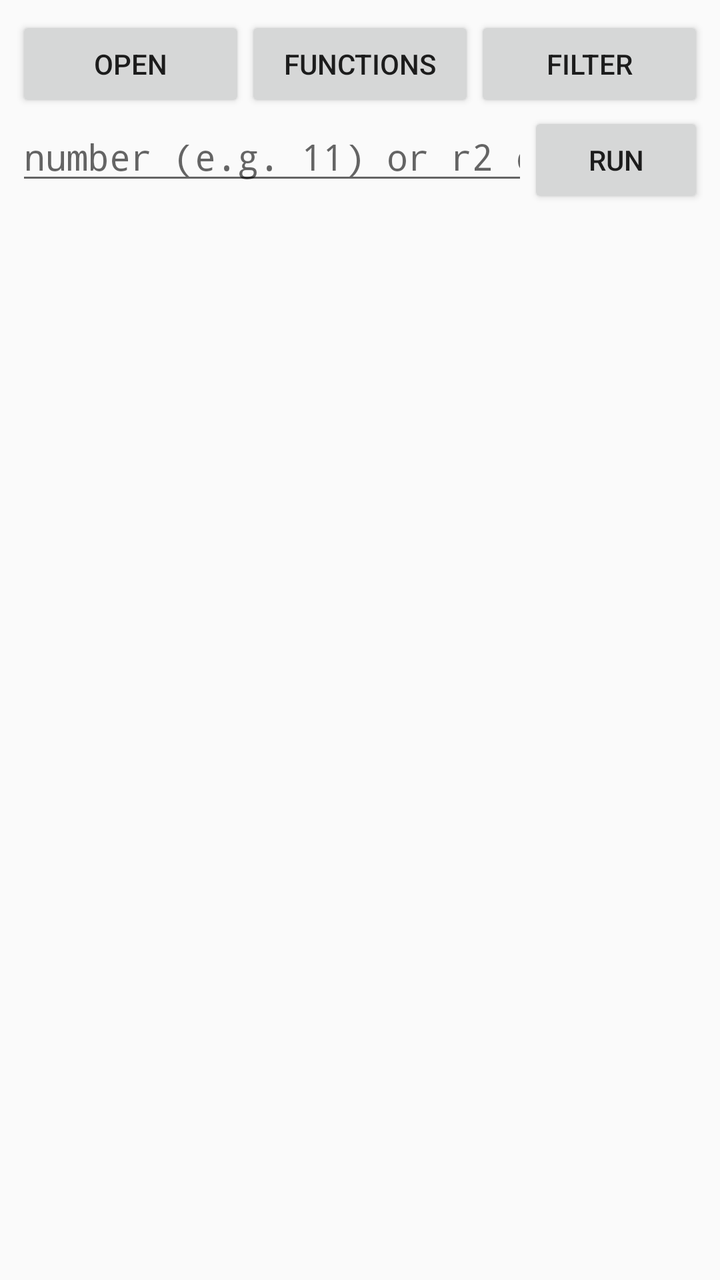
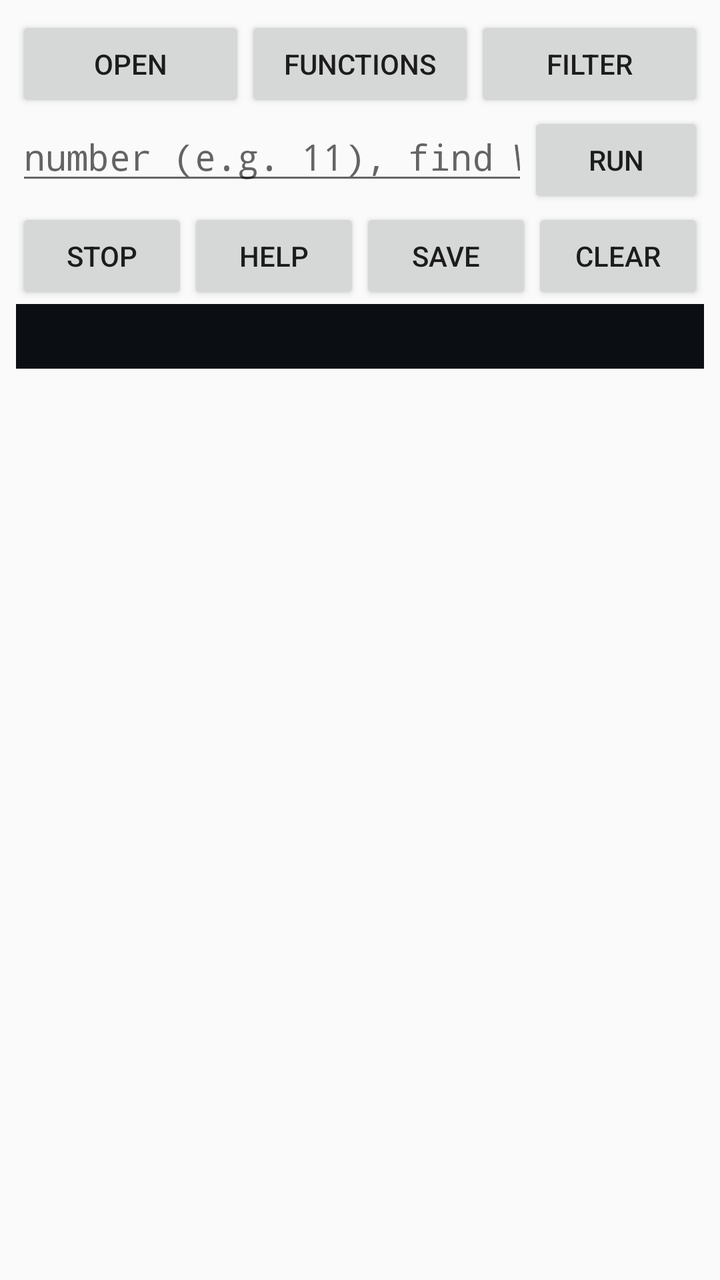

Two renders of the same Android screen: before a commit and after it. Below are the layout's source before the change and the commit's diff.
<!-- AndroidManifest.xml: application theme android:Theme.Material.Light.NoActionBar -->
<!-- res/layout/activity_main.xml -->
<?xml version="1.0" encoding="utf-8"?>
<LinearLayout xmlns:android="http://schemas.android.com/apk/res/android"
    android:layout_width="match_parent"
    android:layout_height="match_parent"
    android:orientation="vertical"
    android:padding="8dp">

    <LinearLayout
        android:layout_width="match_parent"
        android:layout_height="wrap_content"
        android:orientation="horizontal">

        <Button
            android:id="@+id/openButton"
            android:layout_width="0dp"
            android:layout_height="wrap_content"
            android:layout_weight="1"
            android:text="Open" />

        <Button
            android:id="@+id/functionsButton"
            android:layout_width="0dp"
            android:layout_height="wrap_content"
            android:layout_weight="1"
            android:text="Functions" />

        <Button
            android:id="@+id/filterButton"
            android:layout_width="0dp"
            android:layout_height="wrap_content"
            android:layout_weight="1"
            android:text="Filter" />
    </LinearLayout>

    <LinearLayout
        android:layout_width="match_parent"
        android:layout_height="wrap_content"
        android:orientation="horizontal">

        <EditText
            android:id="@+id/cmdInput"
            android:layout_width="0dp"
            android:layout_height="wrap_content"
            android:layout_weight="1"
            android:hint="number (e.g. 11) or r2 command"
            android:inputType="text"
            android:fontFamily="monospace"
            android:singleLine="true" />

        <Button
            android:id="@+id/runButton"
            android:layout_width="wrap_content"
            android:layout_height="wrap_content"
            android:text="Run" />
    </LinearLayout>

    <ScrollView
        android:id="@+id/scrollView"
        android:layout_width="match_parent"
        android:layout_height="0dp"
        android:layout_weight="1">

        <TextView
            android:id="@+id/outputText"
            android:layout_width="match_parent"
            android:layout_height="wrap_content"
            android:fontFamily="monospace"
            android:textIsSelectable="true"
            android:textSize="12sp" />
    </ScrollView>

</LinearLayout>
<!-- resources referenced by this layout -->
<resources>

</resources>

<!-- the commit's change to res/layout/activity_main.xml (unified diff, before → after) -->
@@ -42,7 +42,8 @@
             android:layout_width="0dp"
             android:layout_height="wrap_content"
             android:layout_weight="1"
-            android:hint="number (e.g. 11) or r2 command"
+            android:hint="number (e.g. 11), find WORD, or r2 command"
+            android:imeOptions="actionGo"
             android:inputType="text"
             android:fontFamily="monospace"
             android:singleLine="true" />
@@ -52,6 +53,40 @@
             android:layout_width="wrap_content"
             android:layout_height="wrap_content"
             android:text="Run" />
+    </LinearLayout>
+
+    <LinearLayout
+        android:layout_width="match_parent"
+        android:layout_height="wrap_content"
+        android:orientation="horizontal">
+
+        <Button
+            android:id="@+id/stopButton"
+            android:layout_width="0dp"
+            android:layout_height="wrap_content"
+            android:layout_weight="1"
+            android:text="Stop" />
+
+        <Button
+            android:id="@+id/helpButton"
+            android:layout_width="0dp"
+            android:layout_height="wrap_content"
+            android:layout_weight="1"
+            android:text="Help" />
+
+        <Button
+            android:id="@+id/saveButton"
+            android:layout_width="0dp"
+            android:layout_height="wrap_content"
+            android:layout_weight="1"
+            android:text="Save" />
+
+        <Button
+            android:id="@+id/clearButton"
+            android:layout_width="0dp"
+            android:layout_height="wrap_content"
+            android:layout_weight="1"
+            android:text="Clear" />
     </LinearLayout>
 
     <ScrollView
@@ -64,7 +99,10 @@
             android:id="@+id/outputText"
             android:layout_width="match_parent"
             android:layout_height="wrap_content"
+            android:background="#0B0F14"
             android:fontFamily="monospace"
+            android:padding="8dp"
+            android:textColor="#D4D4D4"
             android:textIsSelectable="true"
             android:textSize="12sp" />
     </ScrollView>
